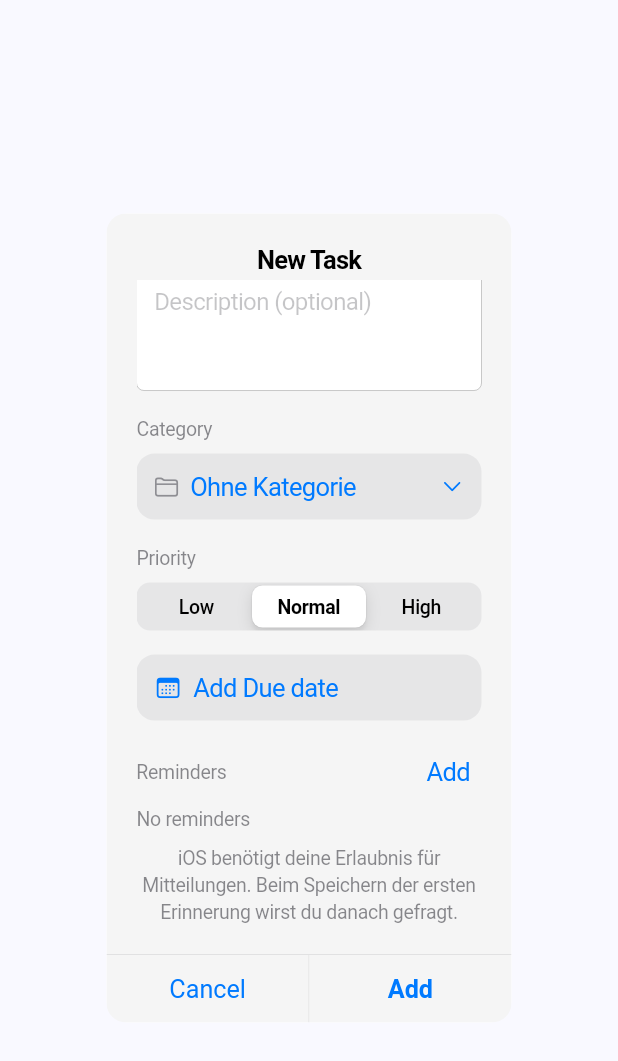
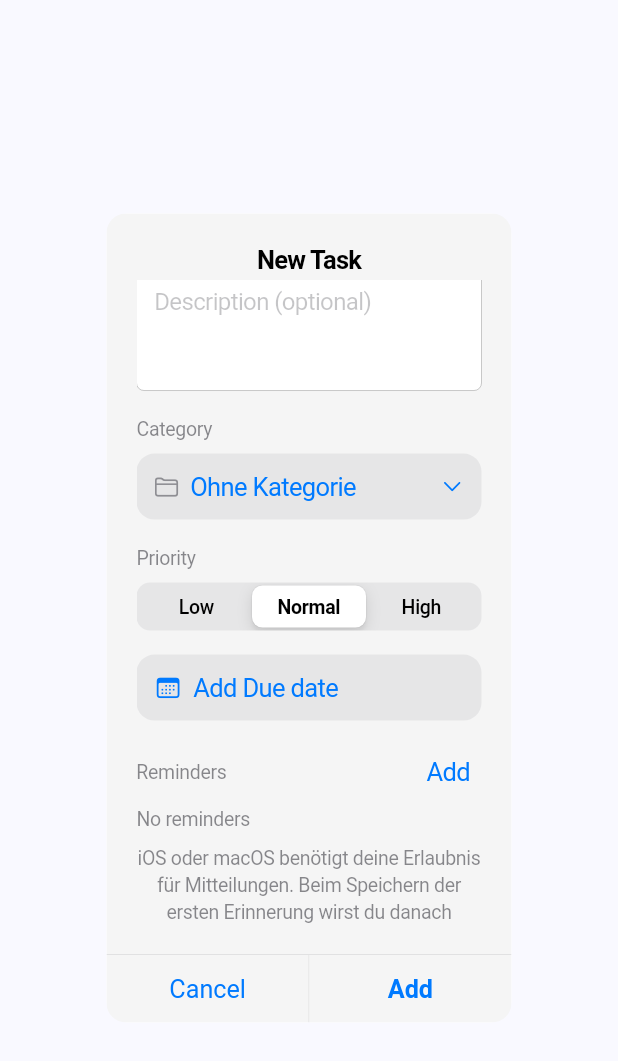
Before and after one commit to KingWatermelone/routine, a Flutter app: the TaskEditorDialog widget shown alone on an empty page, opened directly with empty values, scrolled down 74 dp, on a phone screen of 412 x 824 dp. Shown: the top 1061 px of the screen. Run offline on Flutter 3.47's test engine with Material 3 defaults, Android fonts, the phone set to English and light mode, and no system bars; our stand-ins replace shared_preferences; accounts and stored records are empty.

Commit message:
Clarify Apple notification permission text

```diff
--- a/lib/screens/task_editor_dialog.dart
+++ b/lib/screens/task_editor_dialog.dart
@@ -183,7 +183,7 @@ class _TaskEditorDialogState extends State<TaskEditorDialog> {
                 const Padding(
                   padding: EdgeInsets.only(top: 8),
                   child: Text(
-                    'iOS benötigt deine Erlaubnis für Mitteilungen. Beim Speichern der ersten Erinnerung wirst du danach gefragt.',
+                    'iOS oder macOS benötigt deine Erlaubnis für Mitteilungen. Beim Speichern der ersten Erinnerung wirst du danach gefragt.',
                     style: TextStyle(
                       color: CupertinoColors.secondaryLabel,
                       fontSize: 13,
```
